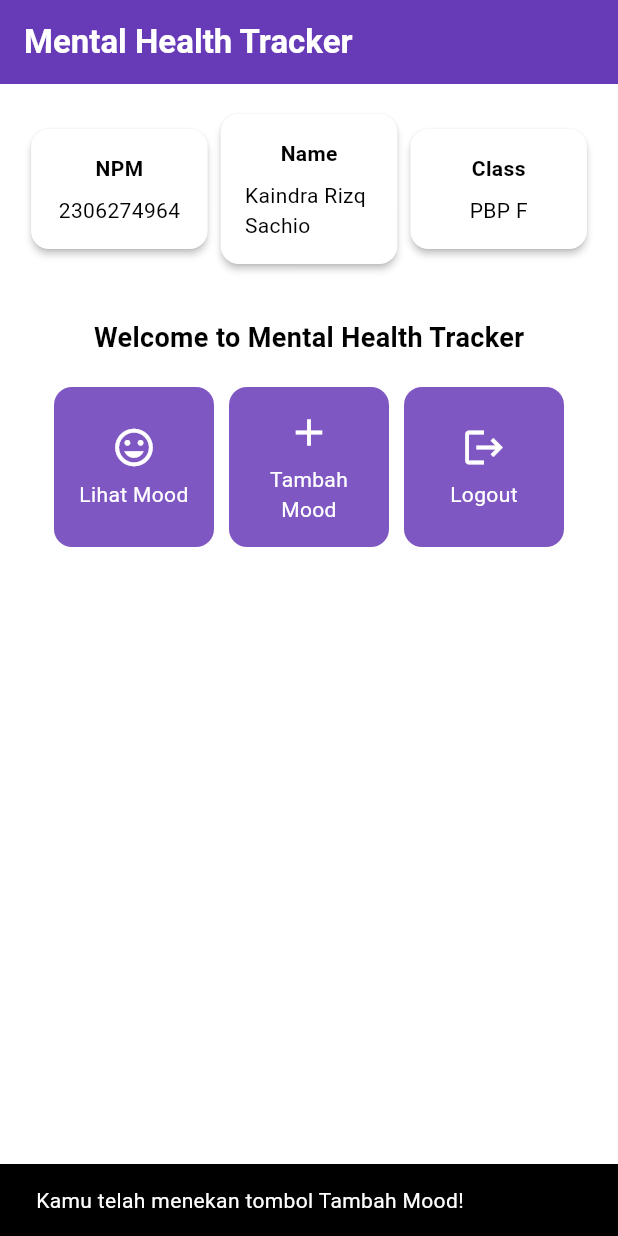
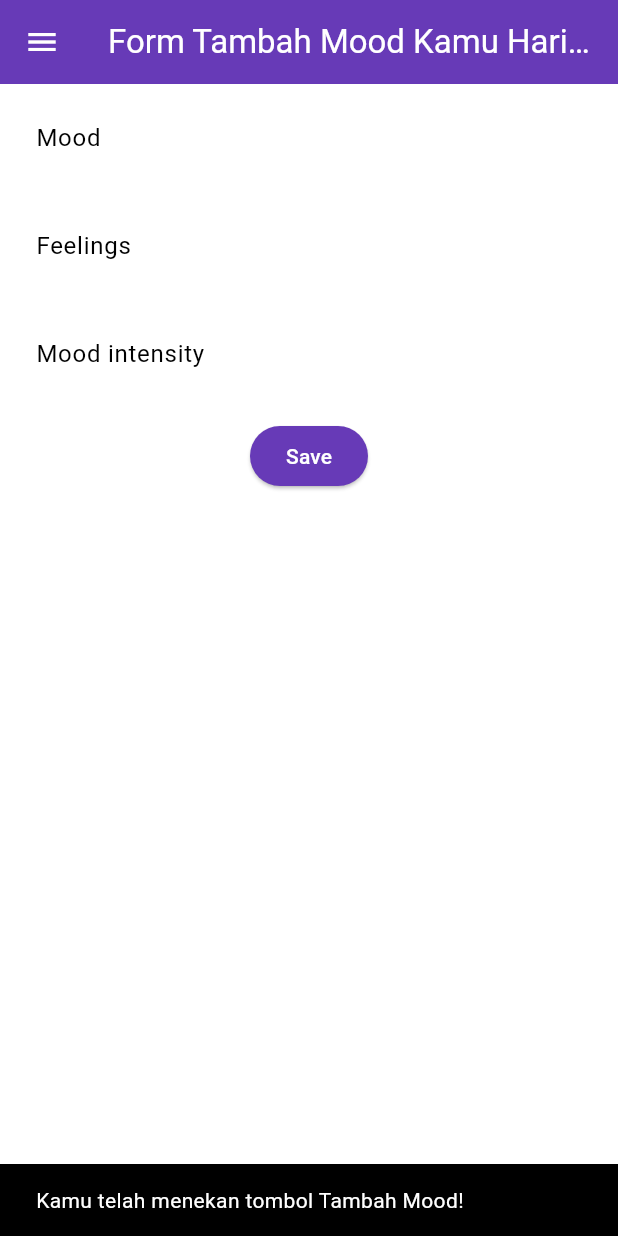
Before and after one commit to kaindraa/mental-health-tracker-mobile, a Flutter app: the screen it shows after launch, after a tap on "Tambah Mood", on a phone screen of 412 x 824 dp. Run offline on Flutter 3.47's test engine with Material 3 defaults, Android fonts, the phone set to English and light mode, and no system bars.

Commit message:
Menyelesaikan tutorial 7

```diff
--- a/lib/main.dart
+++ b/lib/main.dart
@@ -1,6 +1,5 @@
+import 'package:mental_health_tracker/screens/menu.dart';
 import 'package:flutter/material.dart';
-import 'package:mental_health_tracker/menu.dart';
-
 
 void main() {
   runApp(const MyApp());
--- a/lib/menu.dart
+++ /dev/null
@@ -1,194 +0,0 @@
-import 'package:flutter/material.dart';
-
-class MyHomePage extends StatelessWidget {
-  final String npm = '2306274964'; // NPM
-  final String name = 'Kaindra Rizq Sachio'; // Nama
-  final String className = 'PBP F'; // Kelas
-
-  final List<ItemHomepage> items = [
-         ItemHomepage("Lihat Mood", Icons.mood),
-         ItemHomepage("Tambah Mood", Icons.add),
-         ItemHomepage("Logout", Icons.logout),
-     ];
-
-
-
-
-  MyHomePage({super.key});
-
-  @override
-  @override
-  Widget build(BuildContext context) {
-    // Scaffold menyediakan struktur dasar halaman dengan AppBar dan body.
-    return Scaffold(
-      // AppBar adalah bagian atas halaman yang menampilkan judul.
-      appBar: AppBar(
-        // Judul aplikasi "Mental Health Tracker" dengan teks putih dan tebal.
-        title: const Text(
-          'Mental Health Tracker',
-          style: TextStyle(
-            color: Colors.white,
-            fontWeight: FontWeight.bold,
-          ),
-        ),
-        // Warna latar belakang AppBar diambil dari skema warna tema aplikasi.
-        backgroundColor: Theme.of(context).colorScheme.primary,
-      ),
-      // Body halaman dengan padding di sekelilingnya.
-      body: Padding(
-        padding: const EdgeInsets.all(16.0),
-        // Menyusun widget secara vertikal dalam sebuah kolom.
-        child: Column(
-          crossAxisAlignment: CrossAxisAlignment.center,
-          children: [
-            // Row untuk menampilkan 3 InfoCard secara horizontal.
-            Row(
-              mainAxisAlignment: MainAxisAlignment.spaceEvenly,
-              children: [
-                InfoCard(title: 'NPM', content: npm),
-                InfoCard(title: 'Name', content: name),
-                InfoCard(title: 'Class', content: className),
-              ],
-            ),
-
-            // Memberikan jarak vertikal 16 unit.
-            const SizedBox(height: 16.0),
-
-            // Menempatkan widget berikutnya di tengah halaman.
-            Center(
-              child: Column(
-                // Menyusun teks dan grid item secara vertikal.
-
-                children: [
-                  // Menampilkan teks sambutan dengan gaya tebal dan ukuran 18.
-                  const Padding(
-                    padding: EdgeInsets.only(top: 16.0),
-                    child: Text(
-                      'Welcome to Mental Health Tracker',
-                      style: TextStyle(
-                        fontWeight: FontWeight.bold,
-                        fontSize: 18.0,
-                      ),
-                    ),
-                  ),
-
-                  // Grid untuk menampilkan ItemCard dalam bentuk grid 3 kolom.
-                  GridView.count(
-                    primary: true,
-                    padding: const EdgeInsets.all(20),
-                    crossAxisSpacing: 10,
-                    mainAxisSpacing: 10,
-                    crossAxisCount: 3,
-                    // Agar grid menyesuaikan tinggi kontennya.
-                    shrinkWrap: true,
-
-                    // Menampilkan ItemCard untuk setiap item dalam list items.
-                    children: items.map((ItemHomepage item) {
-                      return ItemCard(item);
-                    }).toList(),
-                  ),
-                ],
-              ),
-            ),
-          ],
-        ),
-      ),
-    );
-  }
-}
-
-class InfoCard extends StatelessWidget {
-  // Kartu informasi yang menampilkan title dan content.
-
-  final String title;  // Judul kartu.
-  final String content;  // Isi kartu.
-
-  const InfoCard({super.key, required this.title, required this.content});
-
-  @override
-  Widget build(BuildContext context) {
-    return Card(
-      // Membuat kotak kartu dengan bayangan dibawahnya.
-      elevation: 2.0,
-      child: Container(
-        // Mengatur ukuran dan jarak di dalam kartu.
-        width: MediaQuery.of(context).size.width / 3.5, // menyesuaikan dengan lebar device yang digunakan.
-        padding: const EdgeInsets.all(16.0),
-        // Menyusun title dan content secara vertikal.
-        child: Column(
-          children: [
-            Text(
-              title,
-              style: const TextStyle(fontWeight: FontWeight.bold),
-            ),
-            const SizedBox(height: 8.0),
-            Text(content),
-          ],
-        ),
-      ),
-    );
-  }
-}
-
-
-class ItemHomepage {
-     final String name;
-     final IconData icon;
-
-     ItemHomepage(this.name, this.icon);
- }
-
-
-class ItemCard extends StatelessWidget {
-  // Menampilkan kartu dengan ikon dan nama.
-
-  final ItemHomepage item;
-
-  const ItemCard(this.item, {super.key});
-
-  @override
-  Widget build(BuildContext context) {
-    return Material(
-      // Menentukan warna latar belakang dari tema aplikasi.
-      color: Theme.of(context).colorScheme.secondary,
-      // Membuat sudut kartu melengkung.
-      borderRadius: BorderRadius.circular(12),
-
-      child: InkWell(
-        // Aksi ketika kartu ditekan.
-        onTap: () {
-          // Menampilkan pesan SnackBar saat kartu ditekan.
-          ScaffoldMessenger.of(context)
-            ..hideCurrentSnackBar()
-            ..showSnackBar(
-              SnackBar(content: Text("Kamu telah menekan tombol ${item.name}!"))
-            );
-        },
-        // Container untuk menyimpan Icon dan Text
-        child: Container(
-          padding: const EdgeInsets.all(8),
-          child: Center(
-            child: Column(
-              // Menyusun ikon dan teks di tengah kartu.
-              mainAxisAlignment: MainAxisAlignment.center,
-              children: [
-                Icon(
-                  item.icon,
-                  color: Colors.white,
-                  size: 30.0,
-                ),
-                const Padding(padding: EdgeInsets.all(3)),
-                Text(
-                  item.name,
-                  textAlign: TextAlign.center,
-                  style: const TextStyle(color: Colors.white),
-                ),
-              ],
-            ),
-          ),
-        ),
-      ),
-    );
-  }
-
-}
--- /dev/null
+++ b/lib/screens/menu.dart
@@ -0,0 +1,109 @@
+import 'package:flutter/material.dart';
+// Impor drawer widget
+import 'package:mental_health_tracker/widgets/left_drawer.dart';
+import 'package:mental_health_tracker/widgets/mood_cart.dart';
+
+class MyHomePage extends StatelessWidget {
+  final String npm = '2306274964'; // NPM
+  final String name = 'Kaindra Rizq Sachio'; // Nama
+  final String className = 'PBP F'; // Kelas
+
+  final List<ItemHomepage> items = [
+    ItemHomepage("Lihat Mood", Icons.mood),
+    ItemHomepage("Tambah Mood", Icons.add),
+    ItemHomepage("Logout", Icons.logout),
+  ];
+
+  MyHomePage({super.key});
+
+  @override
+  Widget build(BuildContext context) {
+    return Scaffold(
+      appBar: AppBar(
+        title: const Text(
+          'Mental Health Tracker',
+          style: TextStyle(
+            color: Colors.white,
+            fontWeight: FontWeight.bold,
+          ),
+        ),
+        backgroundColor: Theme.of(context).colorScheme.primary,
+        iconTheme: const IconThemeData(color: Colors.white),
+      ),
+      // Masukkan drawer di sini
+      drawer: const LeftDrawer(),
+      body: Padding(
+        padding: const EdgeInsets.all(16.0),
+        child: Column(
+          crossAxisAlignment: CrossAxisAlignment.center,
+          children: [
+            Row(
+              mainAxisAlignment: MainAxisAlignment.spaceEvenly,
+              children: [
+                InfoCard(title: 'NPM', content: npm),
+                InfoCard(title: 'Name', content: name),
+                InfoCard(title: 'Class', content: className),
+              ],
+            ),
+            const SizedBox(height: 16.0),
+            Center(
+              child: Column(
+                children: [
+                  const Padding(
+                    padding: EdgeInsets.only(top: 16.0),
+                    child: Text(
+                      'Welcome to Mental Health Tracker',
+                      style: TextStyle(
+                        fontWeight: FontWeight.bold,
+                        fontSize: 18.0,
+                      ),
+                    ),
+                  ),
+                  GridView.count(
+                    primary: true,
+                    padding: const EdgeInsets.all(20),
+                    crossAxisSpacing: 10,
+                    mainAxisSpacing: 10,
+                    crossAxisCount: 3,
+                    shrinkWrap: true,
+                    children: items.map((ItemHomepage item) {
+                      return ItemCard(item);
+                    }).toList(),
+                  ),
+                ],
+              ),
+            ),
+          ],
+        ),
+      ),
+    );
+  }
+}
+
+class InfoCard extends StatelessWidget {
+  final String title;
+  final String content;
+
+  const InfoCard({super.key, required this.title, required this.content});
+
+  @override
+  Widget build(BuildContext context) {
+    return Card(
+      elevation: 2.0,
+      child: Container(
+        width: MediaQuery.of(context).size.width / 3.5,
+        padding: const EdgeInsets.all(16.0),
+        child: Column(
+          children: [
+            Text(
+              title,
+              style: const TextStyle(fontWeight: FontWeight.bold),
+            ),
+            const SizedBox(height: 8.0),
+            Text(content),
+          ],
+        ),
+      ),
+    );
+  }
+}
--- /dev/null
+++ b/lib/screens/moodentry_form.dart
@@ -0,0 +1,161 @@
+import 'package:flutter/material.dart';
+import 'package:mental_health_tracker/widgets/left_drawer.dart';
+
+class MoodEntryFormPage extends StatefulWidget {
+  const MoodEntryFormPage({super.key});
+
+  @override
+  State<MoodEntryFormPage> createState() => _MoodEntryFormPageState();
+}
+
+class _MoodEntryFormPageState extends State<MoodEntryFormPage> {
+  final _formKey = GlobalKey<FormState>();
+  String _mood = "";
+	String _feelings = "";
+	int _moodIntensity = 0;
+
+  @override
+  Widget build(BuildContext context) {
+    return Scaffold(
+      appBar: AppBar(
+        title: const Center(
+          child: Text(
+            'Form Tambah Mood Kamu Hari ini',
+          ),
+        ),
+        backgroundColor: Theme.of(context).colorScheme.primary,
+        foregroundColor: Colors.white,
+      ),
+        drawer: const LeftDrawer(), // Menambahkan drawer yang sudah dibuat
+        body: Form(
+          key: _formKey,
+          child: SingleChildScrollView(
+          child: Column(
+            crossAxisAlignment: CrossAxisAlignment.start,
+            children: [
+              Padding(
+                padding: const EdgeInsets.all(8.0),
+                child: TextFormField(
+                  decoration: InputDecoration(
+                    hintText: "Mood",
+                    labelText: "Mood",
+                    border: OutlineInputBorder(
+                      borderRadius: BorderRadius.circular(5.0),
+                    ),
+                  ),
+                  onChanged: (String? value) {
+                    setState(() {
+                      _mood = value!;
+                    });
+                  },
+                  validator: (String? value) {
+                    if (value == null || value.isEmpty) {
+                      return "Mood tidak boleh kosong!";
+                    }
+                    return null;
+                  },
+                ),
+              ),
+              Padding(
+                padding: const EdgeInsets.all(8.0),
+                child: TextFormField(
+                  decoration: InputDecoration(
+                    hintText: "Feelings",
+                    labelText: "Feelings",
+                    border: OutlineInputBorder(
+                      borderRadius: BorderRadius.circular(5.0),
+                    ),
+                  ),
+                  onChanged: (String? value) {
+                    setState(() {
+                      _feelings = value!;
+                    });
+                  },
+                  validator: (String? value) {
+                    if (value == null || value.isEmpty) {
+                      return "Feelings tidak boleh kosong!";
+                    }
+                    return null;
+                  },
+                ),
+              ),
+              Padding(
+                padding: const EdgeInsets.all(8.0),
+                child: TextFormField(
+                  decoration: InputDecoration(
+                    hintText: "Mood intensity",
+                    labelText: "Mood intensity",
+                    border: OutlineInputBorder(
+                      borderRadius: BorderRadius.circular(5.0),
+                    ),
+                  ),
+                  onChanged: (String? value) {
+                    setState(() {
+                      _moodIntensity = int.tryParse(value!) ?? 0;
+                    });
+                  },
+                  validator: (String? value) {
+                    if (value == null || value.isEmpty) {
+                      return "Mood intensity tidak boleh kosong!";
+                    }
+                    if (int.tryParse(value) == null) {
+                      return "Mood intensity harus berupa angka!";
+                    }
+                    return null;
+                  },
+                ),
+              ),
+              Align(
+                alignment: Alignment.bottomCenter,
+                child: Padding(
+                  padding: const EdgeInsets.all(8.0),
+                  child: ElevatedButton(
+                    style: ButtonStyle(
+                      backgroundColor: WidgetStateProperty.all(
+                          Theme.of(context).colorScheme.primary),
+                    ),
+                    onPressed: () {
+                      if (_formKey.currentState!.validate()) {
+                        showDialog(
+                          context: context,
+                          builder: (context) {
+                            return AlertDialog(
+                              title: const Text('Mood berhasil tersimpan'),
+                              content: SingleChildScrollView(
+                                child: Column(
+                                  crossAxisAlignment: CrossAxisAlignment.start,
+                                  children: [
+                                    Text('Mood: $_mood'), // Menampilkan nilai dari variabel _mood
+                                    Text('Feelings: $_feelings'), // Menampilkan nilai dari variabel _feelings
+                                    Text('Mood Intensity: $_moodIntensity'), // Menampilkan nilai dari variabel _moodIntensity
+                                  ],
+                                ),
+                              ),
+                              actions: [
+                                TextButton(
+                                  child: const Text('OK'),
+                                  onPressed: () {
+                                    Navigator.pop(context);
+                                    _formKey.currentState!.reset();
+                                  },
+                                ),
+                              ],
+                            );
+                          },
+                        );
+                      }
+                    },
+                    child: const Text(
+                      "Save",
+                      style: TextStyle(color: Colors.white),
+                    ),
+                  ),
+                ),
+                ),
+
+            ],
+          ),        ),
+      ),
+    );
+  }
+}
--- /dev/null
+++ b/lib/widgets/left_drawer.dart
@@ -0,0 +1,69 @@
+import 'package:flutter/material.dart';
+import 'package:mental_health_tracker/screens/menu.dart';
+import 'package:mental_health_tracker/screens/moodentry_form.dart';
+
+class LeftDrawer extends StatelessWidget {
+  const LeftDrawer({super.key});
+
+  @override
+  Widget build(BuildContext context) {
+    return Drawer(
+      child: ListView(
+        children: [
+          DrawerHeader(
+            decoration: BoxDecoration(
+                  color: Theme.of(context).colorScheme.primary,
+                ),
+                child: const Column(
+                  children: [
+                    Text(
+                      'Mental Health Tracker',
+                      textAlign: TextAlign.center,
+                      style: TextStyle(
+                        fontSize: 24,
+                        fontWeight: FontWeight.bold,
+                        color: Colors.white,
+                      ),
+                    ),
+                    Padding(padding: EdgeInsets.all(8)),
+                    Text(
+                      "Ayo jaga kesehatan mentalmu setiap hari disini!",
+                      textAlign: TextAlign.center, // Menyelaraskan teks di tengah
+                      style: TextStyle(
+                        fontSize: 15, // Ukuran font 15
+                        color: Colors.white, // Warna font putih
+                        fontWeight: FontWeight.normal, // Ketebalan font biasa (normal)
+                      ),
+                    ),
+                  ],
+                ),
+              ),
+          ListTile(
+              leading: const Icon(Icons.home_outlined),
+              title: const Text('Halaman Utama'),
+              // Bagian redirection ke MyHomePage
+              onTap: () {
+                Navigator.pushReplacement(
+                    context,
+                    MaterialPageRoute(
+                      builder: (context) => MyHomePage(),
+                    ));
+              },
+            ),
+            ListTile(
+              leading: const Icon(Icons.mood),
+              title: const Text('Tambah Mood'),
+              // Bagian redirection ke MoodEntryFormPage
+              onTap: () {
+                Navigator.pushReplacement(
+                    context,
+                    MaterialPageRoute(
+                      builder: (context) => MoodEntryFormPage(),
+                  ));
+              },
+            ),
+         ],
+      ),
+    );
+  }
+}
--- /dev/null
+++ b/lib/widgets/mood_cart.dart
@@ -0,0 +1,64 @@
+import 'package:flutter/material.dart';
+import 'package:mental_health_tracker/screens/moodentry_form.dart';
+
+
+class ItemHomepage {
+  final String name;
+  final IconData icon;
+
+  ItemHomepage(this.name, this.icon);
+}
+
+class ItemCard extends StatelessWidget {
+  final ItemHomepage item;
+
+  const ItemCard(this.item, {super.key});
+
+  @override
+  Widget build(BuildContext context) {
+    return Material(
+      color: Theme.of(context).colorScheme.secondary,
+      borderRadius: BorderRadius.circular(12),
+      child: InkWell(
+        onTap: () {
+          // Memunculkan SnackBar ketika diklik
+          ScaffoldMessenger.of(context)
+            ..hideCurrentSnackBar()
+            ..showSnackBar(SnackBar(
+                content: Text("Kamu telah menekan tombol ${item.name}!")));
+
+          // Navigate ke route yang sesuai (tergantung jenis tombol)
+          if (item.name == "Tambah Mood") {
+            Navigator.push(
+                context,
+                MaterialPageRoute(
+                  builder: (context) => MoodEntryFormPage(),
+                ),
+              );
+            }
+        },
+        child: Container(
+          padding: const EdgeInsets.all(8),
+          child: Center(
+            child: Column(
+              mainAxisAlignment: MainAxisAlignment.center,
+              children: [
+                Icon(
+                  item.icon,
+                  color: Colors.white,
+                  size: 30.0,
+                ),
+                const Padding(padding: EdgeInsets.all(3)),
+                Text(
+                  item.name,
+                  textAlign: TextAlign.center,
+                  style: const TextStyle(color: Colors.white),
+                ),
+              ],
+            ),
+          ),
+        ),
+      ),
+    );
+  }
+}
```
Also changed, not shown: 22 other files.
